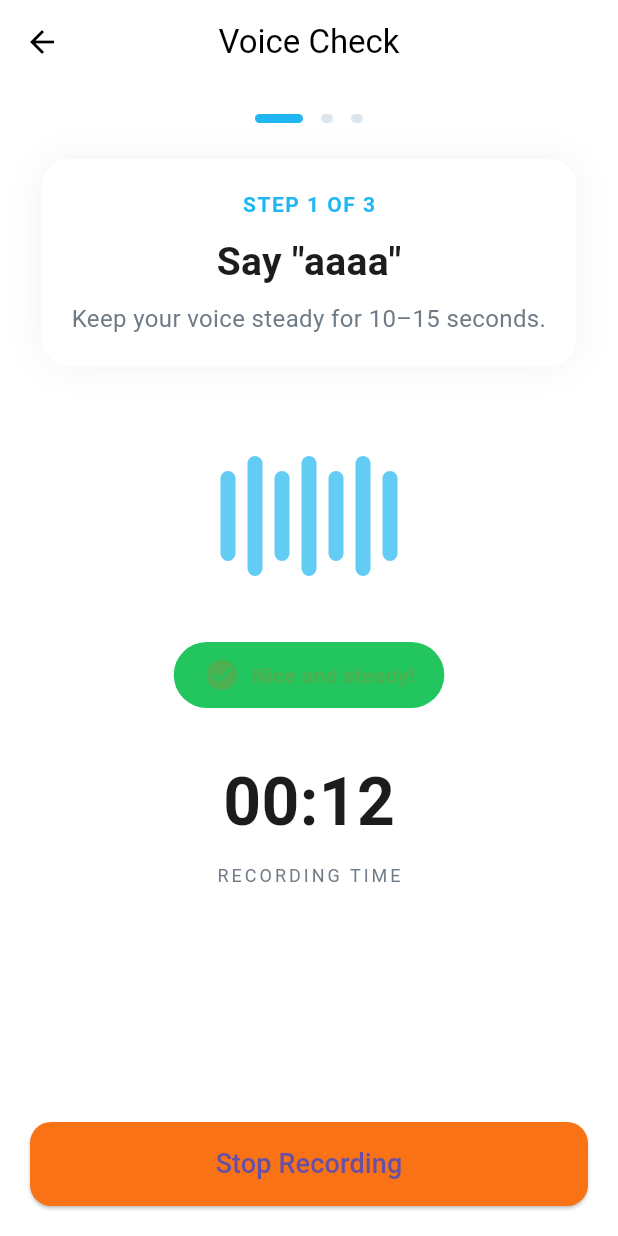
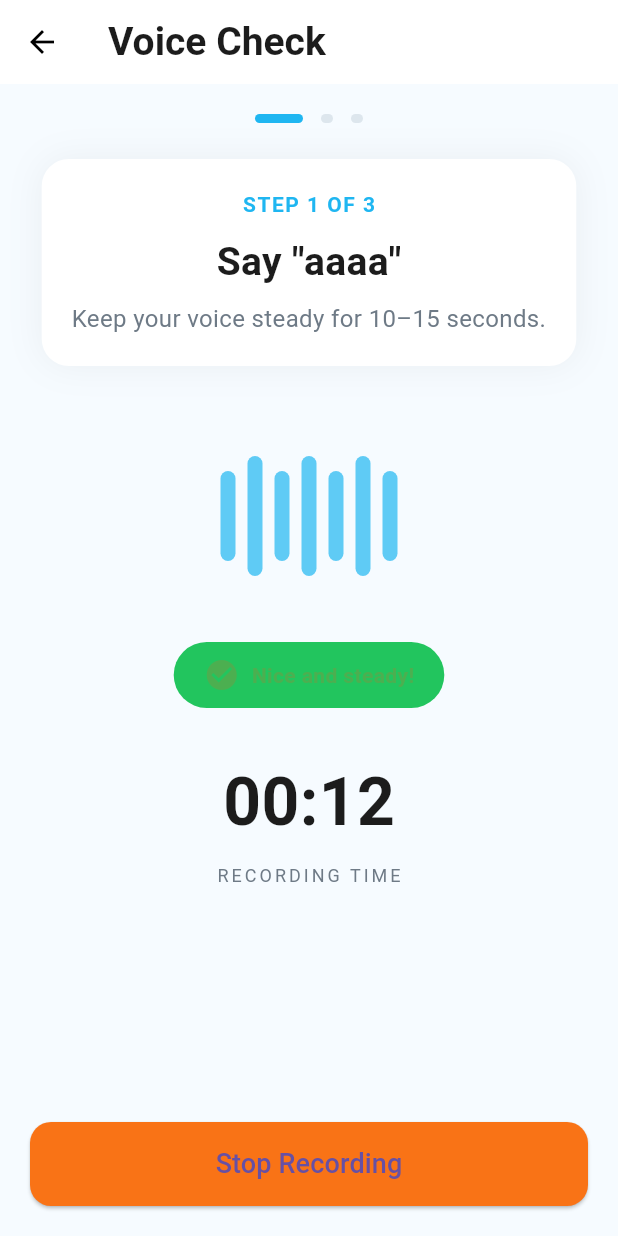
Before and after one commit to NeuroVoice-MIC/clientapp, a Flutter app: the HomeView screen opened by its route, after a tap on "Start Voice Test", on a phone screen of 412 x 824 dp. Run offline on Flutter 3.47's test engine with Material 3 defaults, Android fonts, the phone set to English and light mode, and no system bars; missing offline and left inert: record.

Commit message:
audio files

```diff
--- a/lib/features/home/home_view.dart
+++ b/lib/features/home/home_view.dart
@@ -41,7 +41,7 @@ class HomeView extends StatelessWidget {
             StreakCard(viewModel: viewModel),
             const SizedBox(height: 20),
 
-            VoiceTestCard(onTap: viewModel.startVoiceTest),
+            VoiceTestCard(onTap: () => viewModel.startVoiceTest(context),),
             const SizedBox(height: 20),
 
             const Text("Overview", style: AppTextStyles.cardTitle),
--- a/lib/features/home/home_viewmodel.dart
+++ b/lib/features/home/home_viewmodel.dart
@@ -1,13 +1,14 @@
+import 'package:flutter/material.dart';
+
 class HomeViewModel {
   String userName = "Arthur";
   int streakDays = 3;
   int streakPercent = 75;
 
-  void startVoiceTest() {
-    // later: navigate to voice recording screen
+  void startVoiceTest(BuildContext context) {
+    debugPrint("Starting voice test...");
+    Navigator.of(context, rootNavigator: true).pushNamed('/voice');
   }
 
-  void openDetails() {
-    // later: navigate to report
-  }
+  void openDetails() {}
 }
--- a/lib/features/onboarding/onboarding_viewmodel.dart
+++ b/lib/features/onboarding/onboarding_viewmodel.dart
@@ -4,7 +4,7 @@ class OnboardingViewModel {
   void getStarted(BuildContext context) {
     // Later: save onboarding complete flag, permissions, etc.
 
-    Navigator.pushReplacementNamed(
+    Navigator.pushNamed(
       context,
       '/home',
     );
--- a/lib/features/processing/processing_viewmodel.dart
+++ b/lib/features/processing/processing_viewmodel.dart
@@ -3,6 +3,6 @@ import 'package:flutter/material.dart';
 class ProcessingViewModel {
   Future<void> process(BuildContext context) async {
     await Future.delayed(const Duration(seconds: 3));
-    Navigator.pushReplacementNamed(context, '/results');
+    Navigator.pushNamed(context, '/results');
   }
 }
--- a/lib/features/voice_check/voice_check_view.dart
+++ b/lib/features/voice_check/voice_check_view.dart
@@ -24,18 +24,29 @@ class _VoiceCheckBody extends StatefulWidget {
 }
 
 class _VoiceCheckBodyState extends State<_VoiceCheckBody> {
+  bool _started = false;
+
   @override
-  void initState() {
-    super.initState();
+  void didChangeDependencies() {
+    super.didChangeDependencies();
+
+    if (!_started) {
+      _started = true;
       WidgetsBinding.instance.addPostFrameCallback((_) {
         context.read<VoiceCheckViewModel>().startRecording();
       });
     }
+  }
 
   @override
   Widget build(BuildContext context) {
-    return Scaffold(
-      backgroundColor: Colors.white,
+    return WillPopScope(
+      onWillPop: () async {
+        await context.read<VoiceCheckViewModel>().stopRecording();
+        return true;
+      },
+      child: Scaffold(
+        backgroundColor: AppColors.background,
         appBar: AppBar(
           elevation: 0,
           backgroundColor: Colors.white,
@@ -43,25 +54,30 @@ class _VoiceCheckBodyState extends State<_VoiceCheckBody> {
             icon: const Icon(Icons.arrow_back, color: Colors.black),
             onPressed: () async {
               await context.read<VoiceCheckViewModel>().stopRecording();
-            if (mounted) Navigator.pop(context);
+
+              // ✅ IMPORTANT: pop from ROOT navigator
+              Navigator.of(context, rootNavigator: true).pop();
             },
           ),
-        title: const Text('Voice Check', style: TextStyle(color: Colors.black)),
-        centerTitle: true,
+          title: const Text(
+            'Voice Check',
+            style: AppTextStyles.title,
           ),
-      body: Consumer<VoiceCheckViewModel>(
+        ),
+        body: SafeArea(
+          child: Consumer<VoiceCheckViewModel>(
             builder: (_, vm, __) {
               return Padding(
                 padding: const EdgeInsets.all(20),
                 child: Column(
                   children: [
-                _ProgressIndicator(),
+                    const _ProgressIndicator(),
                     const SizedBox(height: 24),
-                _InstructionCard(),
+                    const _InstructionCard(),
                     const SizedBox(height: 40),
-                _WaveBars(),
+                    const _WaveBars(),
                     const SizedBox(height: 24),
-                _StatusChip(),
+                    const _StatusChip(),
                     const SizedBox(height: 32),
                     Text(vm.formattedTime, style: AppTextStyles.timer),
                     const SizedBox(height: 8),
@@ -80,11 +96,17 @@ class _VoiceCheckBodyState extends State<_VoiceCheckBody> {
               );
             },
           ),
+        ),
+      ),
     );
   }
 }
 
+/* ===================== UI WIDGETS ===================== */
+
 class _ProgressIndicator extends StatelessWidget {
+  const _ProgressIndicator();
+
   @override
   Widget build(BuildContext context) {
     return Row(
@@ -108,6 +130,8 @@ class _ProgressIndicator extends StatelessWidget {
 }
 
 class _InstructionCard extends StatelessWidget {
+  const _InstructionCard();
+
   @override
   Widget build(BuildContext context) {
     return Container(
@@ -140,6 +164,8 @@ class _InstructionCard extends StatelessWidget {
 }
 
 class _WaveBars extends StatelessWidget {
+  const _WaveBars();
+
   @override
   Widget build(BuildContext context) {
     return Container(
@@ -165,6 +191,8 @@ class _WaveBars extends StatelessWidget {
 }
 
 class _StatusChip extends StatelessWidget {
+  const _StatusChip();
+
   @override
   Widget build(BuildContext context) {
     return Container(
--- a/lib/shared/widgets/voice_test_card.dart
+++ b/lib/shared/widgets/voice_test_card.dart
@@ -7,8 +7,9 @@ class VoiceTestCard extends StatelessWidget {
 
   @override
   Widget build(BuildContext context) {
-    return GestureDetector(
-      onTap: () => Navigator.of(context).pushNamed('/voice'),
+    return InkWell(
+      onTap: onTap,
+      borderRadius: BorderRadius.circular(20),
       child: Container(
         height: 140,
         decoration: BoxDecoration(
@@ -20,14 +21,10 @@ class VoiceTestCard extends StatelessWidget {
           children: const [
             Icon(Icons.mic, color: Colors.white, size: 40),
             SizedBox(height: 10),
-            Text(
-              "Start Voice Test",
-              style: TextStyle(color: Colors.white, fontSize: 20),
-            ),
-            Text(
-              "Takes less than 30 seconds",
-              style: TextStyle(color: Colors.white70),
-            ),
+            Text("Start Voice Test",
+                style: TextStyle(color: Colors.white, fontSize: 20)),
+            Text("Takes less than 30 seconds",
+                style: TextStyle(color: Colors.white70)),
           ],
         ),
       ),
```
Also changed, not shown: 1 other file. Lines whose indentation alone changed are shown as unchanged.
